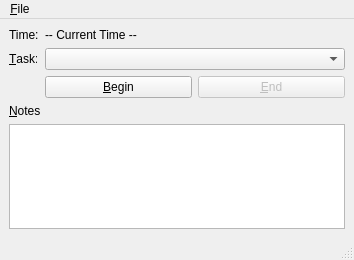
The window that timekeeper.ui (robinrowe/timekeeper) describes before a commit, drawn with Qt 5.
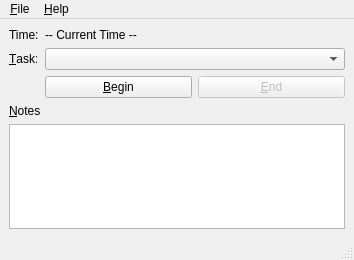
The same window after the commit.

What changed in the file:
```diff
--- a/timekeeper.ui
+++ b/timekeeper.ui
@@ -104,8 +104,17 @@
     </property>
     <addaction name="_taskAction"/>
     <addaction name="_reportAction"/>
+    <addaction name="separator"/>
+    <addaction name="_exitAction"/>
+   </widget>
+   <widget class="QMenu" name="_helpMenu">
+    <property name="title">
+     <string>&amp;Help</string>
+    </property>
+    <addaction name="_aboutAction"/>
    </widget>
    <addaction name="_fileMenu"/>
+   <addaction name="_helpMenu"/>
   </widget>
   <widget class="QStatusBar" name="statusbar"/>
   <action name="_taskAction">
```
Left out of the diff: 29 changed lines with no effect on the pictures.
